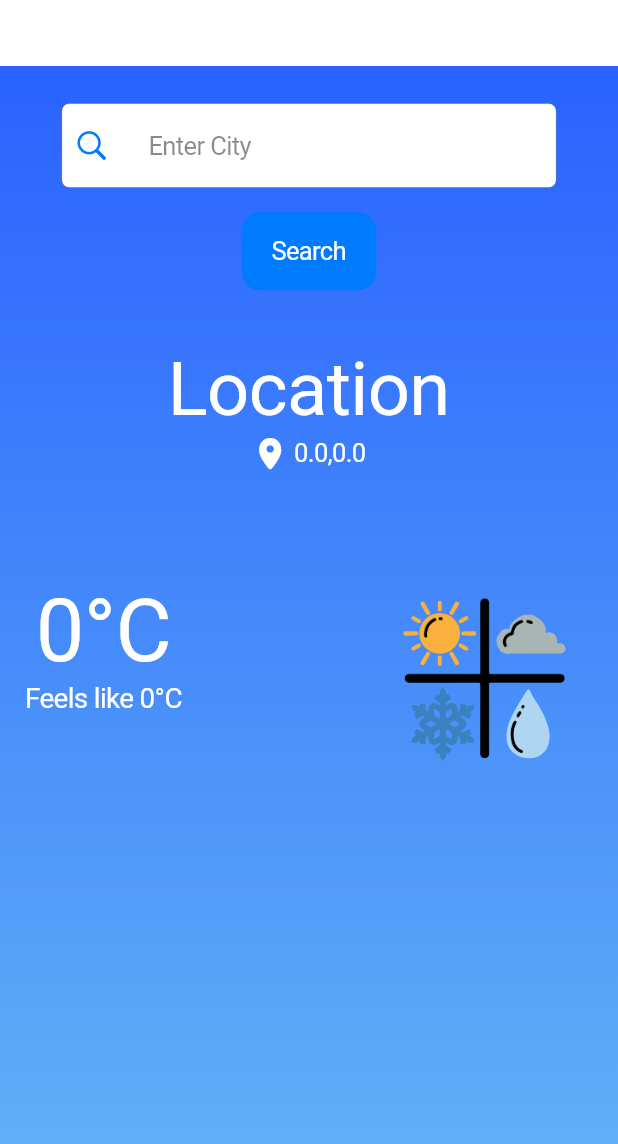
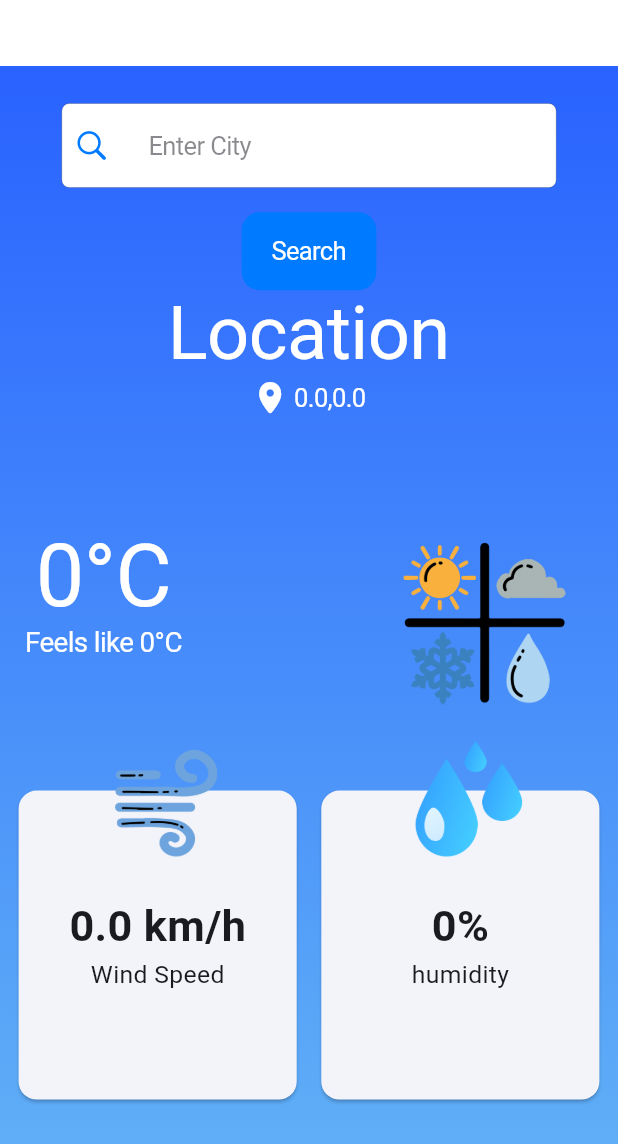
Before and after one commit to Sadman-123/Cloud-Mate, a Flutter app: the screen it shows after launch, on a phone screen of 412 x 824 dp. Shown: the top 1144 px of the screen. Run offline on Flutter 3.47's test engine with Material 3 defaults, Android fonts, the phone set to English and light mode, and no system bars; our stand-ins replace get.

Commit message:
add humidity and wind

```diff
--- a/lib/provider/weather_provider.dart
+++ b/lib/provider/weather_provider.dart
@@ -8,17 +8,12 @@ class WeatherProvider extends GetxController {
   RxDouble lat = 0.0.obs;
   RxDouble lon = 0.0.obs;
   RxDouble temp = 0.0.obs;
+  RxDouble wind=0.0.obs;
+  RxInt humidity=0.obs;
   RxDouble feels_like = 0.0.obs;
   RxString weather_status = "".obs;
   TextEditingController ctr=TextEditingController();
   Rx<Color> co = CupertinoColors.systemTeal.obs;
-
-  // @override
-  // void onInit() {
-  //   super.onInit();
-  //   getDatas();
-  // }
-
   Future<void> getDatas() async {
     var url = Uri.parse(
         "https://api.weatherapi.com/v1/current.json?key=5dd7454dfb714e629dd23458240710&q=${ctr.text}&aqi=no");
@@ -30,6 +25,8 @@ class WeatherProvider extends GetxController {
       lat.value = dat['location']['lat'];
       lon.value = dat['location']['lon'];
       temp.value = dat['current']['temp_c'];
+      wind.value=dat['current']['wind_kph'];
+      humidity.value=dat['current']['humidity'];
       feels_like.value = dat['current']['feelslike_c'];
       var tmp = dat['current']['condition']['text'];
       switch (tmp) {
--- a/lib/screen/app.dart
+++ b/lib/screen/app.dart
@@ -53,9 +53,68 @@ class App extends StatelessWidget {
                       weather.getDatas();
                     },
                   ),
-                  SizedBox(height: mdh * 0.045),
                   LocationCard(mdw: mdw, mdh: mdh),
                   TemperatureAndIcon(mdw: mdw, mdh: mdh),
+                  SizedBox(height: mdh * 0.04),
+                  Obx((){
+                    return Container(
+                      child: Row(
+                        mainAxisAlignment: MainAxisAlignment.spaceEvenly,
+                        children: [
+                          Container(
+                            child: Stack(
+                              children: [
+                                Card(
+                                  child: Container(
+                                    width: mdw*0.45,
+                                    height: mdh*0.25,
+                                    child: Column(
+                                      mainAxisAlignment: MainAxisAlignment.center,
+                                      children: [
+                                        Text("${weather.wind} km/h",style: TextStyle(fontSize: mdw*0.07,fontWeight: FontWeight.bold),),
+                                        Text("Wind Speed",style: TextStyle(fontSize: mdw*0.04),)
+                                      ],
+                                    ),
+                                  ),
+                                ),
+                                Positioned(
+                                  top: -35,
+                                  left: 55,
+                                  child: Image.asset("assets/wind.png",width: mdw*0.23,),
+                                )
+                              ],
+                              clipBehavior: Clip.none,
+                            ),
+                          ),
+                          Container(
+                            child: Stack(
+                              children: [
+                                Card(
+                                  child: Container(
+                                    width: mdw*0.45,
+                                    height: mdh*0.25,
+                                    child: Column(
+                                      mainAxisAlignment: MainAxisAlignment.center,
+                                      children: [
+                                        Obx(()=>Text("${weather.humidity.value}%",style: TextStyle(fontSize: mdw*0.07,fontWeight: FontWeight.bold),),),
+                                        Text("humidity",style: TextStyle(fontSize: mdw*0.04),)
+                                      ],
+                                    ),
+                                  ),
+                                ),
+                                Positioned(
+                                  top: -35,
+                                  left: 55,
+                                  child: Image.asset("assets/humidity.png",width: mdw*0.23,),
+                                )
+                              ],
+                              clipBehavior: Clip.none,
+                            ),
+                          ),
+                        ],
+                      ),
+                    );
+                  })
                 ],
               ),
             ),
```
Also changed, not shown: assets/humidity.png (added), assets/wind.png (added).
